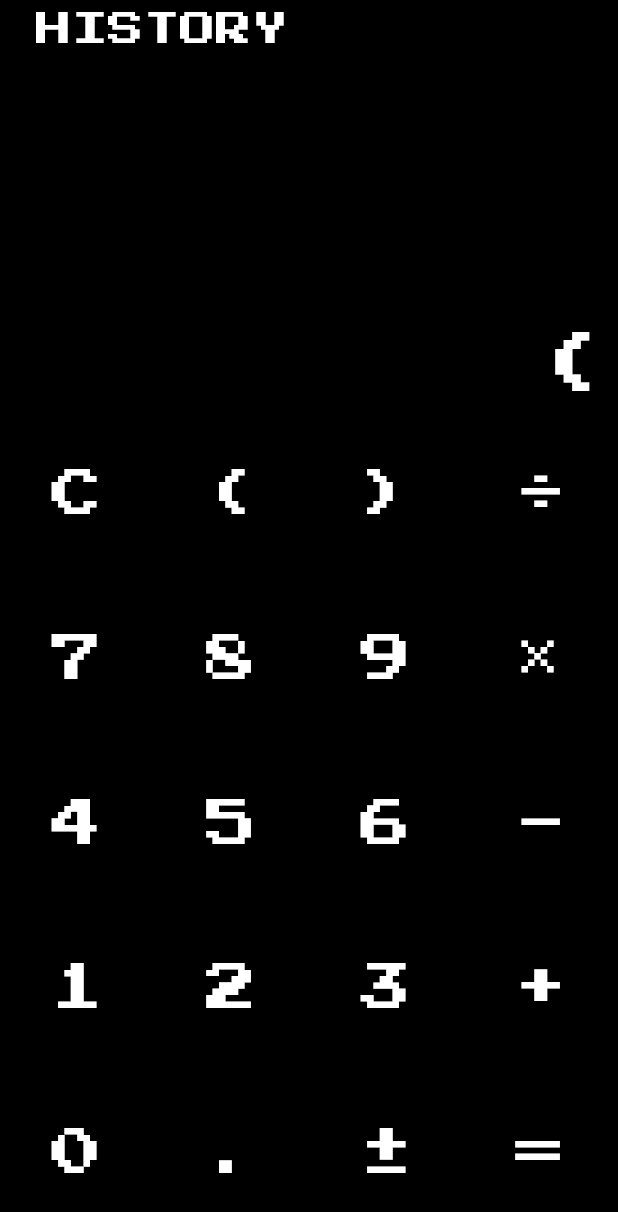
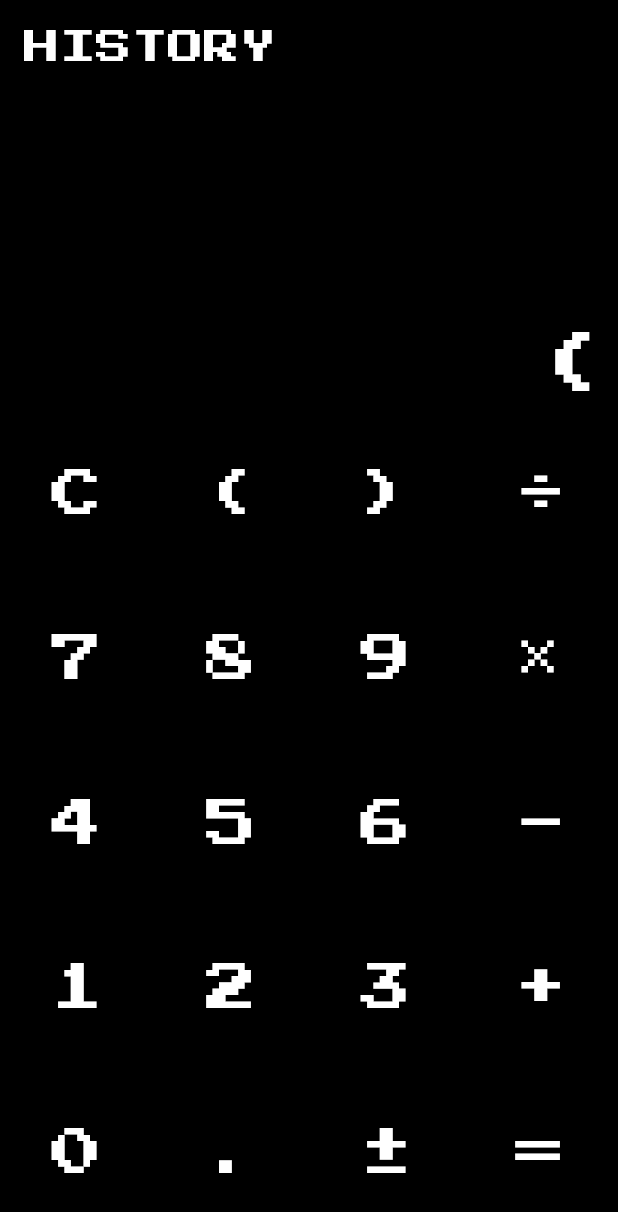
Before and after one commit to roscherk/software_engineering_sprint_0, a Flutter app: the screen it shows after launch, after a tap on an icon or button, on a phone screen of 412 x 824 dp. Shown: the top 1212 px of the screen. Run offline on Flutter 3.47's test engine with Material 2 defaults, Android fonts, the phone set to English and light mode, and no system bars; our stand-ins replace google_fonts.

Commit message:
feat: add history button

```diff
--- a/lib/main.dart
+++ b/lib/main.dart
@@ -2,10 +2,12 @@ import 'package:flutter/material.dart';
 import 'package:flutter/services.dart';
 import 'package:google_fonts/google_fonts.dart';
 import 'package:sprint_0_calculator/calc_button.dart';
+import 'package:sprint_0_calculator/history.dart';
 
 void main() {
-  var test = SystemUiOverlayStyle.dark.copyWith(systemNavigationBarColor: Colors.transparent);
-  SystemChrome.setSystemUIOverlayStyle(test);
+  SystemChrome.setSystemUIOverlayStyle(
+      SystemUiOverlayStyle.dark.copyWith(
+          systemNavigationBarColor: Colors.transparent));
   runApp(const Calculator());
 }
 
@@ -18,7 +20,9 @@ class Calculator extends StatelessWidget {
       title: 'Calculator',
       theme: ThemeData(
           colorScheme: const ColorScheme.dark().copyWith(primary: Colors.white),
-          textTheme: GoogleFonts.pressStart2pTextTheme()),
+          textTheme: GoogleFonts.pressStart2pTextTheme().apply(
+              bodyColor: Colors.white,
+              displayColor: Colors.white)),
       home: const CalculatorHomePage(),
     );
   }
@@ -34,7 +38,6 @@ class CalculatorHomePage extends StatefulWidget {
 class _CalculatorHomePageState extends State<CalculatorHomePage> {
   String currentExpression = '';
 
-  // TODO: добавить кнопку, которая ведёт в меню просмотра истории запросов
   @override
   Widget build(BuildContext context) {
     const List<List<String>> buttons = [
@@ -62,32 +65,44 @@ class _CalculatorHomePageState extends State<CalculatorHomePage> {
                   height: textBoxSize,
                   child: Stack(
                     children: [
+                      // History button
                       Padding(
-                        padding: const EdgeInsets.fromLTRB(0, 8, 18, 0),
+                        padding: const EdgeInsets.all(8.0),
                         child: Align(
                           alignment: Alignment.topLeft,
-                          child: Text(' HISTORY', style: Theme.of(context).textTheme.headlineSmall!.copyWith(color: Colors.white)),
+                          child: TextButton(
+                              onPressed: () {
+                                Navigator.push(
+                                  context,
+                                  MaterialPageRoute(builder: (context) => const HistoryPage()),
+                                );
+                              },
+                              style: TextButton.styleFrom(
+                                shape: const BeveledRectangleBorder(),
+                                side: const BorderSide(color: Colors.transparent),
+                              ),
+                              child: Text('HISTORY', style: Theme.of(context).textTheme.headlineSmall)),
                         ),
                       ),
+                      // Textbox for expression
                       Padding(
                         padding: const EdgeInsets.all(8),
                           child: Align(
                             alignment: Alignment.bottomRight,
-                            child: SingleChildScrollView(
+                            child: SingleChildScrollView( // Textfield
                               scrollDirection: Axis.horizontal,
                               reverse: true,
                               child: Text(
                                 currentExpression,
-                                style: Theme.of(context)
-                                    .textTheme
-                                    .displaySmall!
-                                    .copyWith(color: Colors.white),
+                                style: Theme.of(context).textTheme.displaySmall,
                               ),
                             ),
                           )
-                      ),]
+                      ),
+                    ]
                   )
                 ),
+                // Keyboard
                 SizedBox(
                     width: constrains.maxWidth,
                     height: keyboardSize,
@@ -146,13 +161,18 @@ class _CalculatorHomePageState extends State<CalculatorHomePage> {
     setState(() {
         currentExpression += buttonText;
     });
-
   }
 
   void _handleButtonLongPress(String buttonText,) {
     if (buttonText == 'C') {
       setState(() {
         currentExpression = '';
+      });
+    }
+    if (currentExpression == '42' && buttonText == '=') {
+      setState(() {
+        // Theme.of(context).textTheme = GoogleFonts.textMeOneTextTheme;
+        currentExpression = 'heapof&gvozd design';
       });
     }
   }
```
Also changed, not shown: lib/history.dart (added, +10 -0 lines).
